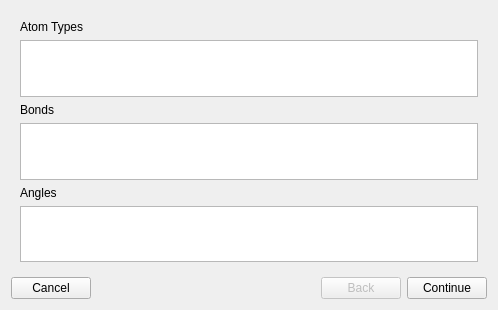
Qt form src/gui/importforcefieldwizard.ui (disorderedmaterials/dissolve) before a commit.
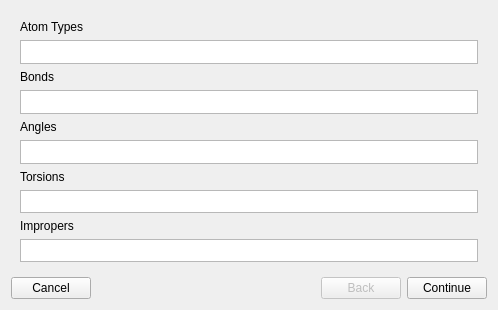
The same form after that commit. The open tabs and pages were chosen to show the change. Icons and pictures are not drawn.

Commit message: Add Torsion to XML model

Diff of the .ui file:
```diff
--- a/src/gui/importforcefieldwizard.ui
+++ b/src/gui/importforcefieldwizard.ui
@@ -88,6 +88,26 @@
          <item>
           <widget class="QTableView" name="angleTable"/>
          </item>
+         <item>
+          <widget class="QLabel" name="label_torsion_table">
+           <property name="text">
+            <string>Torsions</string>
+           </property>
+          </widget>
+         </item>
+         <item>
+          <widget class="QTableView" name="torsionTable"/>
+         </item>
+         <item>
+          <widget class="QLabel" name="label_improper_table">
+           <property name="text">
+            <string>Impropers</string>
+           </property>
+          </widget>
+         </item>
+         <item>
+          <widget class="QTableView" name="improperTable"/>
+         </item>
         </layout>
        </widget>
       </widget>
```
The commit also changes 6 other files.
